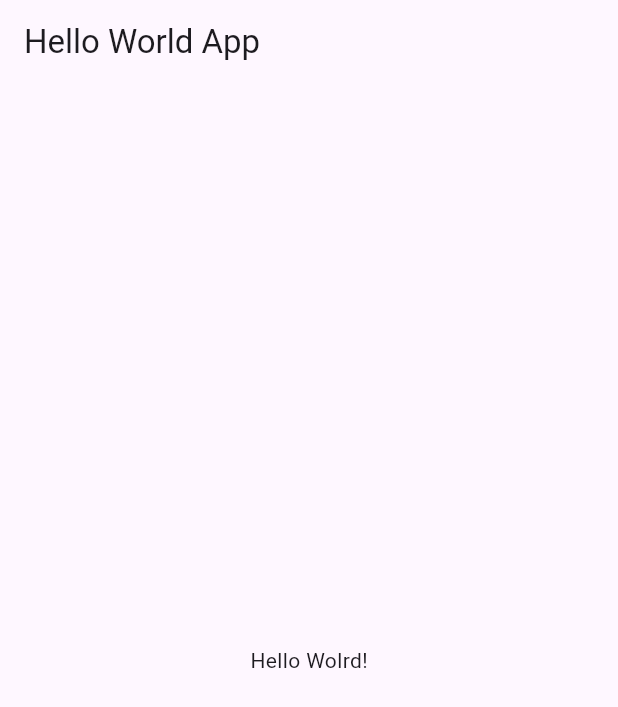
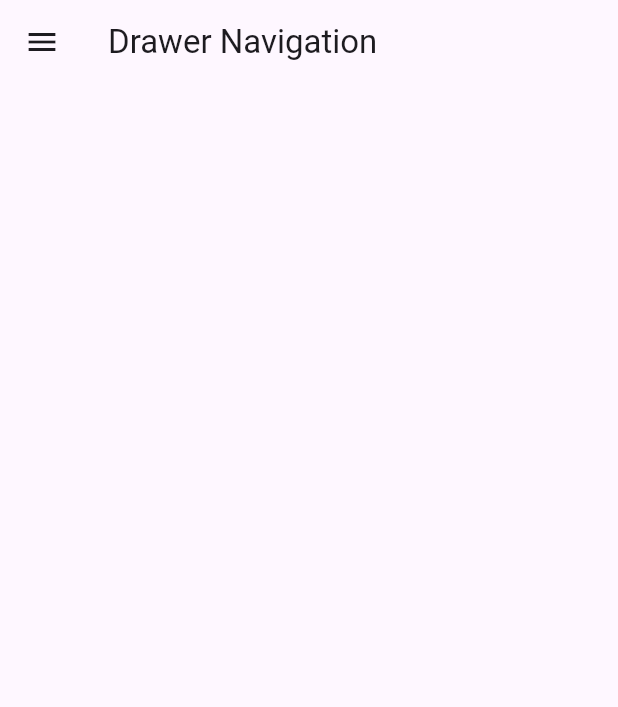
Before and after one commit to kwakyebrilliant/flutter-tutorial-2024, a Flutter app: the screen it shows after launch, on a phone screen of 412 x 824 dp. Shown: the top 707 px of the screen. Run offline on Flutter 3.47's test engine with Material 3 defaults, Android fonts, the phone set to English and light mode, and no system bars.

Commit message:
tutorial 9

```diff
--- a/lib/main.dart
+++ b/lib/main.dart
@@ -9,15 +9,95 @@ class MyApp extends StatelessWidget {
 
   @override
   Widget build(BuildContext context) {
-    return MaterialApp(
-      home: Scaffold(
-        appBar: AppBar(
-          title: const Text('Hello World App'),
-        ),
-        body: const Center(
-          child: Text('Hello Wolrd!'),
+    return const MaterialApp(
+      home: DrawerNavigationExample(),
+    );
+  }
+}
+
+class DrawerNavigationExample extends StatelessWidget {
+  const DrawerNavigationExample({super.key});
+
+  @override
+  Widget build(BuildContext context) {
+    return Scaffold(
+      appBar: AppBar(
+        title: const Text("Drawer Navigation"),
+      ),
+      drawer: Drawer(
+        child: ListView(
+          padding: EdgeInsets.zero,
+          children: [
+            const DrawerHeader(
+              child: Text("Drawer Header"),
+              decoration: BoxDecoration(
+                color: Colors.green,
+              ),
+            ),
+            ListTile(
+              title: const Text("Home"),
+              onTap: () {
+                Navigator.pop(context);
+              },
+            ),
+            ListTile(
+              title: const Text("Settings"),
+              onTap: () {
+                Navigator.pop(context);
+              },
+            ),
+          ],
         ),
       ),
     );
   }
 }
+
+class BottomNavBarExample extends StatefulWidget {
+  const BottomNavBarExample({super.key});
+
+  @override
+  State<BottomNavBarExample> createState() => _BottomNavBarExampleState();
+}
+
+class _BottomNavBarExampleState extends State<BottomNavBarExample> {
+  int _currentIndex = 0;
+
+  final List<Widget> _children = [
+    const Scaffold(
+      backgroundColor: Colors.blueGrey,
+    ),
+    const Scaffold(
+      backgroundColor: Colors.green,
+    ),
+    const Scaffold(
+      backgroundColor: Colors.orange,
+    ),
+  ];
+
+  void onTapTapped(int index) {
+    setState(() {
+      _currentIndex = index;
+    });
+  }
+
+  @override
+  Widget build(BuildContext context) {
+    return Scaffold(
+      appBar: AppBar(
+        title: const Text("Bottom Navbar"),
+      ),
+      body: _children[_currentIndex],
+      bottomNavigationBar: BottomNavigationBar(
+        currentIndex: _currentIndex,
+        onTap: onTapTapped,
+        items: const [
+          BottomNavigationBarItem(icon: Icon(Icons.home), label: "Home"),
+          BottomNavigationBarItem(icon: Icon(Icons.search), label: "Search"),
+          BottomNavigationBarItem(
+              icon: Icon(Icons.settings), label: "Settings"),
+        ],
+      ),
+    );
+  }
+}
```
Also changed, not shown: pubspec.lock.
